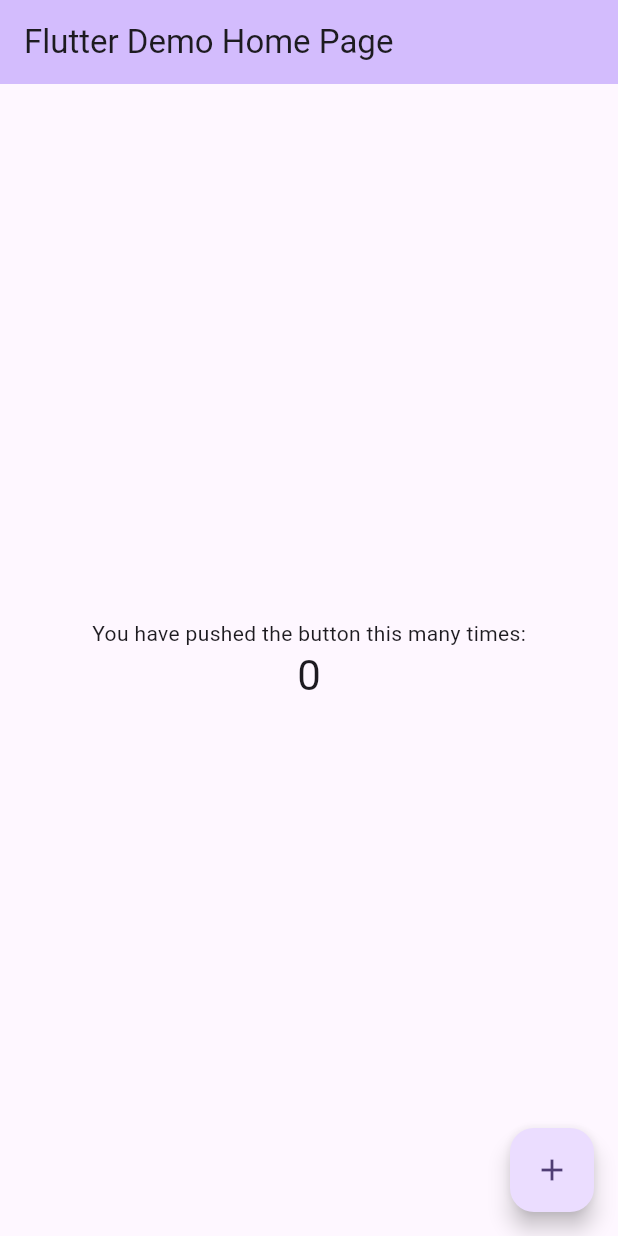
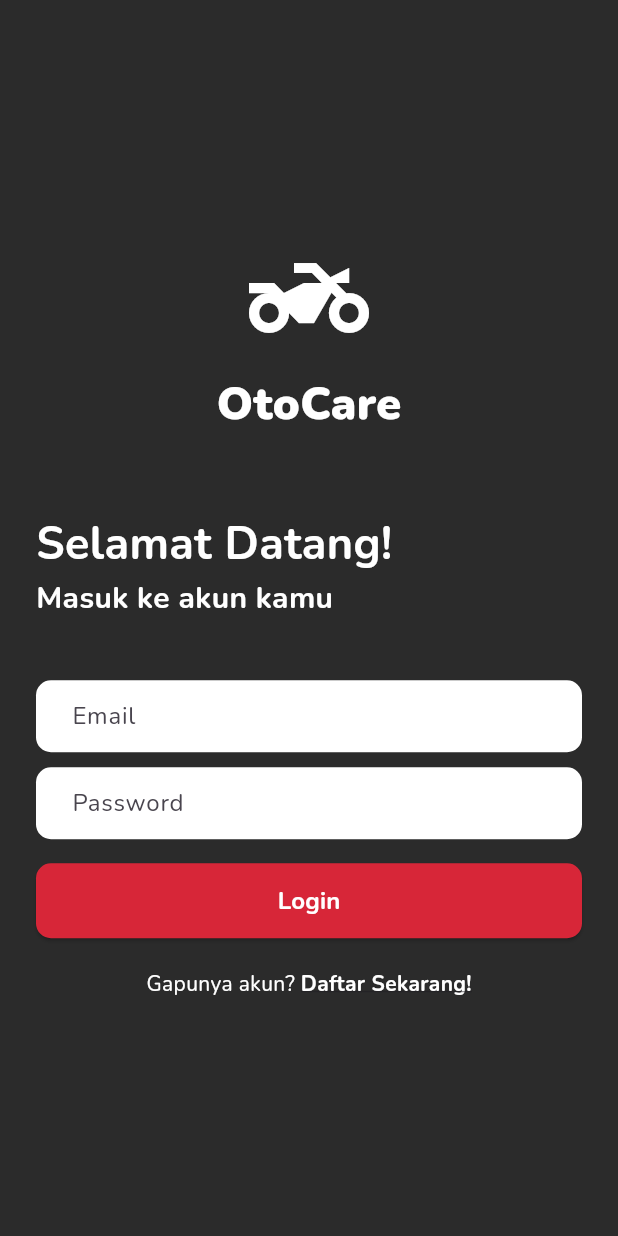
Before and after one commit to ZikraZana/otocare, a Flutter app: the screen it shows after launch, on a phone screen of 412 x 824 dp. Run offline on Flutter 3.47's test engine with Material 3 defaults, Android fonts, the light colour scheme and no system bars.

Commit message:
LoginPage

```diff
--- a/lib/main.dart
+++ b/lib/main.dart
@@ -1,4 +1,5 @@
 import 'package:flutter/material.dart';
+import 'package:otocare/pages/auth/login.dart';
 
 void main() {
   runApp(const MyApp());
@@ -29,94 +30,9 @@ class MyApp extends StatelessWidget {
         // This works for code too, not just values: Most code changes can be
         // tested with just a hot reload.
         colorScheme: .fromSeed(seedColor: Colors.deepPurple),
+        fontFamily: 'Nunito',
       ),
-      home: const MyHomePage(title: 'Flutter Demo Home Page'),
+      home: LoginPage(),
     );
   }
 }
-
-class MyHomePage extends StatefulWidget {
-  const MyHomePage({super.key, required this.title});
-
-  // This widget is the home page of your application. It is stateful, meaning
-  // that it has a State object (defined below) that contains fields that affect
-  // how it looks.
-
-  // This class is the configuration for the state. It holds the values (in this
-  // case the title) provided by the parent (in this case the App widget) and
-  // used by the build method of the State. Fields in a Widget subclass are
-  // always marked "final".
-
-  final String title;
-
-  @override
-  State<MyHomePage> createState() => _MyHomePageState();
-}
-
-class _MyHomePageState extends State<MyHomePage> {
-  int _counter = 0;
-
-  void _incrementCounter() {
-    setState(() {
-      // This call to setState tells the Flutter framework that something has
-      // changed in this State, which causes it to rerun the build method below
-      // so that the display can reflect the updated values. If we changed
-      // _counter without calling setState(), then the build method would not be
-      // called again, and so nothing would appear to happen.
-      _counter++;
-    });
-  }
-
-  @override
-  Widget build(BuildContext context) {
-    // This method is rerun every time setState is called, for instance as done
-    // by the _incrementCounter method above.
-    //
-    // The Flutter framework has been optimized to make rerunning build methods
-    // fast, so that you can just rebuild anything that needs updating rather
-    // than having to individually change instances of widgets.
-    return Scaffold(
-      appBar: AppBar(
-        // TRY THIS: Try changing the color here to a specific color (to
-        // Colors.amber, perhaps?) and trigger a hot reload to see the AppBar
-        // change color while the other colors stay the same.
-        backgroundColor: Theme.of(context).colorScheme.inversePrimary,
-        // Here we take the value from the MyHomePage object that was created by
-        // the App.build method, and use it to set our appbar title.
-        title: Text(widget.title),
-      ),
-      body: Center(
-        // Center is a layout widget. It takes a single child and positions it
-        // in the middle of the parent.
-        child: Column(
-          // Column is also a layout widget. It takes a list of children and
-          // arranges them vertically. By default, it sizes itself to fit its
-          // children horizontally, and tries to be as tall as its parent.
-          //
-          // Column has various properties to control how it sizes itself and
-          // how it positions its children. Here we use mainAxisAlignment to
-          // center the children vertically; the main axis here is the vertical
-          // axis because Columns are vertical (the cross axis would be
-          // horizontal).
-          //
-          // TRY THIS: Invoke "debug painting" (choose the "Toggle Debug Paint"
-          // action in the IDE, or press "p" in the console), to see the
-          // wireframe for each widget.
-          mainAxisAlignment: .center,
-          children: [
-            const Text('You have pushed the button this many times:'),
-            Text(
-              '$_counter',
-              style: Theme.of(context).textTheme.headlineMedium,
-            ),
-          ],
-        ),
-      ),
-      floatingActionButton: FloatingActionButton(
-        onPressed: _incrementCounter,
-        tooltip: 'Increment',
-        child: const Icon(Icons.add),
-      ),
-    );
-  }
-}
--- a/lib/pages/auth/login.dart
+++ b/lib/pages/auth/login.dart
@@ -0,0 +1,157 @@
+import 'package:flutter/material.dart';
+
+class LoginPage extends StatefulWidget {
+  const LoginPage({super.key});
+
+  @override
+  State<LoginPage> createState() => _LoginPageState();
+}
+
+class _LoginPageState extends State<LoginPage> {
+  final TextEditingController _emailController = TextEditingController();
+  final TextEditingController _passwordController = TextEditingController();
+
+  @override
+  Widget build(BuildContext context) {
+    return Scaffold(
+      backgroundColor: const Color(0xFF2B2B2B),
+
+      body: Center(
+        child: SingleChildScrollView(
+          padding: const EdgeInsets.all(24.0),
+          child: Column(
+            mainAxisAlignment: MainAxisAlignment.center,
+            crossAxisAlignment: CrossAxisAlignment.start,
+            children: [
+              Center(
+                child: Column(
+                  children: [
+                    Icon(Icons.two_wheeler, size: 80, color: Colors.white),
+                    const SizedBox(height: 10),
+                    const Text(
+                      "OtoCare",
+                      style: TextStyle(
+                        color: Colors.white,
+                        fontSize: 30,
+                        fontWeight: FontWeight.w900,
+                      ),
+                    ),
+                  ],
+                ),
+              ),
+
+              const SizedBox(height: 50),
+              const Text(
+                "Selamat Datang!",
+                style: TextStyle(
+                  color: Colors.white,
+                  fontSize: 30,
+                  fontWeight: FontWeight.bold,
+                ),
+              ),
+
+              const Text(
+                "Masuk ke akun kamu",
+                style: TextStyle(
+                  color: Colors.white,
+                  fontSize: 20,
+                  fontWeight: FontWeight.bold,
+                ),
+              ),
+
+              const SizedBox(height: 40),
+              TextField(
+                controller: _emailController,
+                decoration: InputDecoration(
+                  filled: true,
+                  fillColor: Colors.white,
+                  hintText: "Email",
+                  contentPadding: const EdgeInsets.symmetric(
+                    horizontal: 20,
+                    vertical: 10,
+                  ),
+                  border: OutlineInputBorder(
+                    borderRadius: BorderRadius.circular(10),
+                    borderSide: BorderSide.none,
+                  ),
+                ),
+              ),
+
+              const SizedBox(height: 10),
+              TextField(
+                controller: _passwordController,
+                obscureText: true,
+                decoration: InputDecoration(
+                  filled: true,
+                  fillColor: Colors.white,
+                  hintText: "Password",
+                  contentPadding: const EdgeInsets.symmetric(
+                    horizontal: 20,
+                    vertical: 10,
+                  ),
+                  border: OutlineInputBorder(
+                    borderRadius: BorderRadius.circular(10),
+                    borderSide: BorderSide.none,
+                  ),
+                ),
+              ),
+
+              const SizedBox(height: 16),
+              SizedBox(
+                width: double.infinity,
+                height: 50,
+                child: ElevatedButton(
+                  onPressed: () {
+                    print("Tombol dipencet bang");
+                    print("Email: ${_emailController.text}");
+                    print("Password: ${_passwordController.text}");
+                  },
+                  style: ElevatedButton.styleFrom(
+                    backgroundColor: const Color(0xFFD72638),
+                    foregroundColor: Colors.white,
+                    shape: RoundedRectangleBorder(
+                      borderRadius: BorderRadius.circular(10),
+                    ),
+                  ),
+                  child: const Text(
+                    "Login",
+                    style: TextStyle(
+                      fontSize: 16,
+                      color: Colors.white,
+                      fontWeight: FontWeight.bold,
+                    ),
+                  ),
+                ),
+              ),
+
+              const SizedBox(height: 20),
+
+              Row(
+                mainAxisAlignment: MainAxisAlignment.center,
+                children: [
+                  const Text(
+                    "Gapunya akun? ",
+                    style: TextStyle(color: Colors.white),
+                  ),
+                  GestureDetector(
+                    onTap: () {
+                      print("Pindah ke Halaman Daftar");
+                    },
+                    child: const Text(
+                      "Daftar Sekarang!",
+                      style: TextStyle(
+                        color: Colors.white,
+                        fontWeight: FontWeight.bold,
+                        decoration: TextDecoration.underline,
+                      ),
+                    ),
+                  ),
+                ],
+              ),
+            ],
+          ),
+        ),
+      ),
+    );
+  }
+}
```
Also changed, not shown: pubspec.yaml (+62 -14 lines), assets/fonts/Nunito-Black.ttf (added), assets/fonts/Nunito-BlackItalic.ttf (added), assets/fonts/Nunito-Bold.ttf (added), assets/fonts/Nunito-BoldItalic.ttf (added), assets/fonts/Nunito-ExtraBold.ttf (added), assets/fonts/Nunito-ExtraBoldItalic.ttf (added), assets/fonts/Nunito-ExtraLight.ttf (added), assets/fonts/Nunito-ExtraLightItalic.ttf (added), assets/fonts/Nunito-Italic.ttf (added), assets/fonts/Nunito-Light.ttf (added), assets/fonts/Nunito-LightItalic.ttf (added), assets/fonts/Nunito-Medium.ttf (added), assets/fonts/Nunito-MediumItalic.ttf (added), 4 more files.
